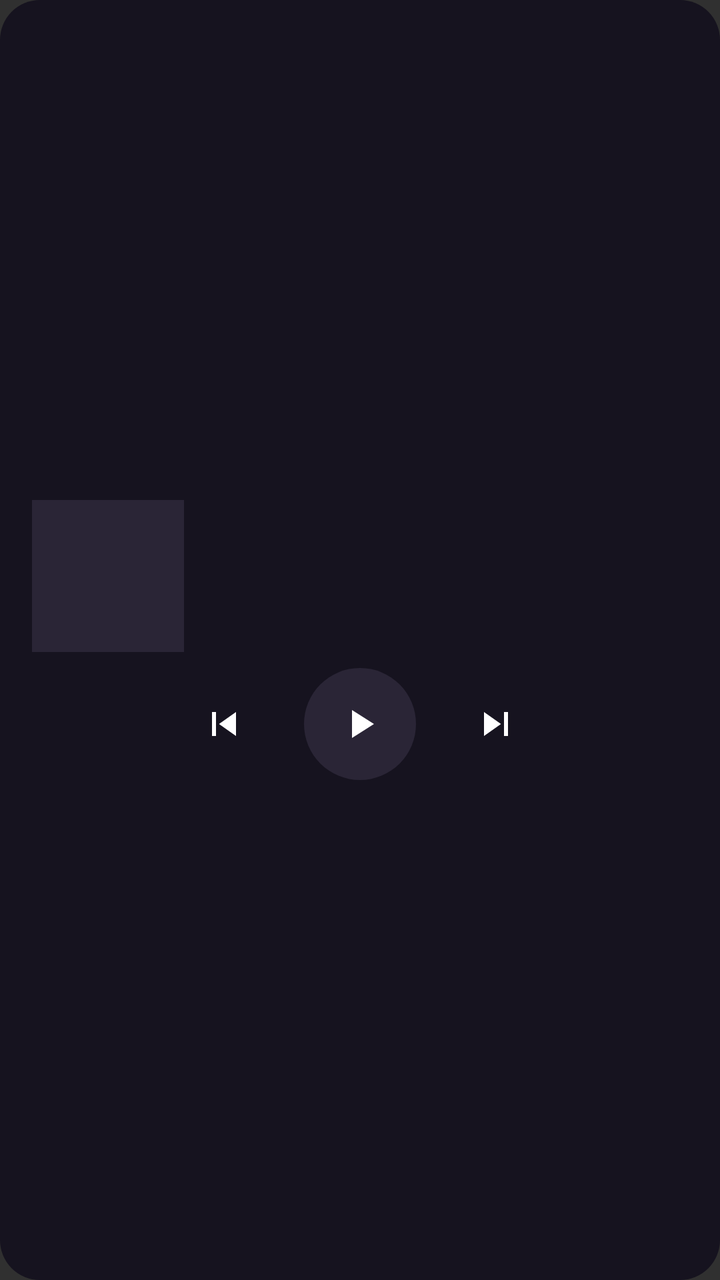
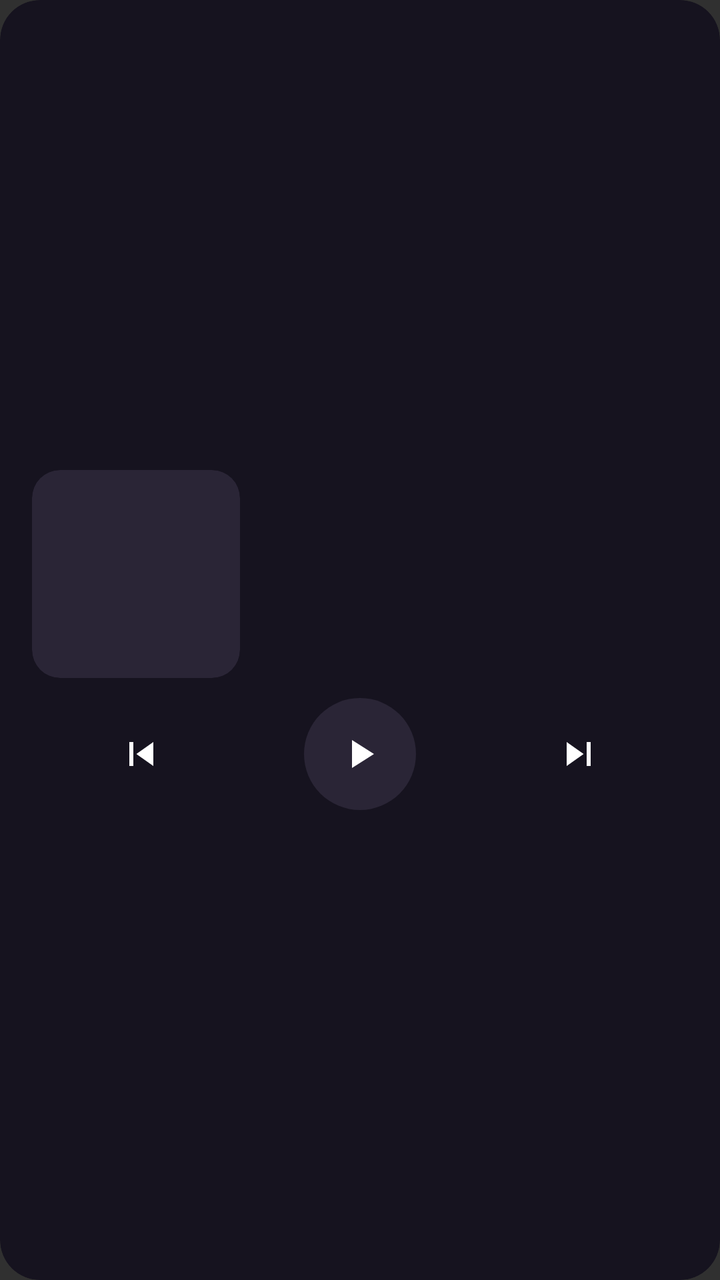

Two renders of the same Android screen: before a commit and after it. Below are the layout's source before the change and the commit's diff.
<!-- AndroidManifest.xml: application theme Theme.Wavdrop -->
<!-- res/layout/wavdrop_widget_tall.xml -->
<?xml version="1.0" encoding="utf-8"?>
<FrameLayout xmlns:android="http://schemas.android.com/apk/res/android"
    android:id="@+id/widget_body"
    android:layout_width="match_parent"
    android:layout_height="match_parent"
    android:background="@drawable/wavdrop_widget_loading_background"
    android:clickable="true"
    android:focusable="true">

    
    <ImageView
        android:id="@+id/widget_background"
        android:layout_width="match_parent"
        android:layout_height="match_parent"
        android:scaleType="centerCrop"
        android:visibility="gone"
        android:contentDescription="@null" />

    
    <TextView
        android:id="@+id/widget_scrim"
        android:layout_width="match_parent"
        android:layout_height="match_parent"
        android:background="#CC16131F"
        android:visibility="gone" />

    
    <LinearLayout
        android:layout_width="match_parent"
        android:layout_height="match_parent"
        android:orientation="vertical"
        android:gravity="center_vertical"
        android:paddingStart="16dp"
        android:paddingEnd="16dp"
        android:paddingTop="14dp"
        android:paddingBottom="14dp">

        
        <LinearLayout
            android:layout_width="match_parent"
            android:layout_height="wrap_content"
            android:orientation="horizontal"
            android:gravity="center_vertical">

            <ImageView
                android:id="@+id/widget_artwork"
                android:layout_width="76dp"
                android:layout_height="76dp"
                android:scaleType="centerCrop"
                android:background="#FF2A2536"
                android:contentDescription="@string/widget_artwork_desc" />

            <LinearLayout
                android:layout_width="0dp"
                android:layout_height="wrap_content"
                android:layout_weight="1"
                android:orientation="vertical"
                android:layout_marginStart="14dp">

                <TextView
                    android:id="@+id/widget_title"
                    android:layout_width="match_parent"
                    android:layout_height="wrap_content"
                    android:textColor="#EDEAF4"
                    android:textSize="16sp"
                    android:textStyle="bold"
                    android:maxLines="2"
                    android:ellipsize="end" />

                <TextView
                    android:id="@+id/widget_artist"
                    android:layout_width="match_parent"
                    android:layout_height="wrap_content"
                    android:layout_marginTop="3dp"
                    android:textColor="#A9A3B8"
                    android:textSize="13sp"
                    android:maxLines="1"
                    android:ellipsize="end" />

            </LinearLayout>

        </LinearLayout>

        
        <LinearLayout
            android:layout_width="match_parent"
            android:layout_height="wrap_content"
            android:orientation="horizontal"
            android:gravity="center"
            android:layout_marginTop="8dp">

            
            <ImageButton
                android:id="@+id/widget_previous"
                android:layout_width="48dp"
                android:layout_height="48dp"
                android:src="@drawable/widget_ic_skip_previous"
                android:background="@android:color/transparent"
                android:padding="12dp"
                android:contentDescription="@string/widget_prev_desc" />

            
            <ImageButton
                android:id="@+id/widget_play_pause"
                android:layout_width="56dp"
                android:layout_height="56dp"
                android:layout_marginStart="16dp"
                android:src="@drawable/widget_ic_play"
                android:background="@drawable/widget_btn_idle_bg"
                android:padding="14dp"
                android:contentDescription="@string/widget_play_pause_desc" />

            
            <ImageButton
                android:id="@+id/widget_next"
                android:layout_width="48dp"
                android:layout_height="48dp"
                android:layout_marginStart="16dp"
                android:src="@drawable/widget_ic_skip_next"
                android:background="@android:color/transparent"
                android:padding="12dp"
                android:contentDescription="@string/widget_next_desc" />

        </LinearLayout>

    </LinearLayout>

</FrameLayout>
<!-- resources referenced by this layout -->
<resources>
  <!-- drawable wavdrop_widget_loading_background (drawable) -->
  <?xml version="1.0" encoding="utf-8"?>
  <shape xmlns:android="http://schemas.android.com/apk/res/android"
      android:shape="rectangle">
      <solid android:color="#FF16131F" />
      <corners android:radius="20dp" />
  </shape>
  <!-- drawable widget_btn_idle_bg (drawable) -->
  <?xml version="1.0" encoding="utf-8"?>
  <shape xmlns:android="http://schemas.android.com/apk/res/android"
      android:shape="oval">
      <solid android:color="#FF2A2536" />
  </shape>
  <!-- drawable widget_ic_play (drawable) -->
  <?xml version="1.0" encoding="utf-8"?>
  <vector xmlns:android="http://schemas.android.com/apk/res/android"
      android:width="24dp"
      android:height="24dp"
      android:viewportWidth="24"
      android:viewportHeight="24">
      <path
          android:fillColor="#FFFFFFFF"
          android:pathData="M8,5v14l11,-7z" />
  </vector>
  <!-- drawable widget_ic_skip_next (drawable) -->
  <?xml version="1.0" encoding="utf-8"?>
  <vector xmlns:android="http://schemas.android.com/apk/res/android"
      android:width="24dp"
      android:height="24dp"
      android:viewportWidth="24"
      android:viewportHeight="24">
      <path
          android:fillColor="#FFFFFFFF"
          android:pathData="M6,18l8.5,-6L6,6v12zM16,6v12h2L18,6h-2z" />
  </vector>
  <!-- drawable widget_ic_skip_previous (drawable) -->
  <?xml version="1.0" encoding="utf-8"?>
  <vector xmlns:android="http://schemas.android.com/apk/res/android"
      android:width="24dp"
      android:height="24dp"
      android:viewportWidth="24"
      android:viewportHeight="24">
      <path
          android:fillColor="#FFFFFFFF"
          android:pathData="M6,6h2v12L6,18zM9.5,12l8.5,6L18,6z" />
  </vector>
  <string name="widget_artwork_desc">Album artwork</string>
  <string name="widget_next_desc">Next</string>
  <string name="widget_play_pause_desc">Play or pause</string>
  <string name="widget_prev_desc">Previous</string>
  <style name="Theme.Wavdrop" parent="@android:style/Theme.Material.NoActionBar" />
</resources>

<!-- the commit's change to res/layout/wavdrop_widget_tall.xml (unified diff, before → after) -->
@@ -4,10 +4,10 @@
     android:layout_width="match_parent"
     android:layout_height="match_parent"
     android:background="@drawable/wavdrop_widget_loading_background"
+    android:clipToOutline="true"
     android:clickable="true"
     android:focusable="true">
 
-    
     <ImageView
         android:id="@+id/widget_background"
         android:layout_width="match_parent"
@@ -16,15 +16,13 @@
         android:visibility="gone"
         android:contentDescription="@null" />
 
-    
     <TextView
         android:id="@+id/widget_scrim"
         android:layout_width="match_parent"
         android:layout_height="match_parent"
-        android:background="#CC16131F"
+        android:background="#D916131F"
         android:visibility="gone" />
 
-    
     <LinearLayout
         android:layout_width="match_parent"
         android:layout_height="match_parent"
@@ -32,37 +30,38 @@
         android:gravity="center_vertical"
         android:paddingStart="16dp"
         android:paddingEnd="16dp"
-        android:paddingTop="14dp"
-        android:paddingBottom="14dp">
+        android:paddingTop="12dp"
+        android:paddingBottom="12dp">
 
-        
         <LinearLayout
             android:layout_width="match_parent"
-            android:layout_height="wrap_content"
+            android:layout_height="104dp"
             android:orientation="horizontal"
             android:gravity="center_vertical">
 
             <ImageView
                 android:id="@+id/widget_artwork"
-                android:layout_width="76dp"
-                android:layout_height="76dp"
+                android:layout_width="104dp"
+                android:layout_height="104dp"
                 android:scaleType="centerCrop"
-                android:background="#FF2A2536"
+                android:background="@drawable/widget_artwork_bg"
+                android:clipToOutline="true"
                 android:contentDescription="@string/widget_artwork_desc" />
 
             <LinearLayout
                 android:layout_width="0dp"
-                android:layout_height="wrap_content"
+                android:layout_height="match_parent"
                 android:layout_weight="1"
                 android:orientation="vertical"
+                android:gravity="center_vertical"
                 android:layout_marginStart="14dp">
 
                 <TextView
                     android:id="@+id/widget_title"
                     android:layout_width="match_parent"
                     android:layout_height="wrap_content"
-                    android:textColor="#EDEAF4"
-                    android:textSize="16sp"
+                    android:textColor="#F2EFF8"
+                    android:textSize="17sp"
                     android:textStyle="bold"
                     android:maxLines="2"
                     android:ellipsize="end" />
@@ -72,8 +71,8 @@
                     android:layout_width="match_parent"
                     android:layout_height="wrap_content"
                     android:layout_marginTop="3dp"
-                    android:textColor="#A9A3B8"
-                    android:textSize="13sp"
+                    android:textColor="#B5AFC6"
+                    android:textSize="14sp"
                     android:maxLines="1"
                     android:ellipsize="end" />
 
@@ -81,45 +80,57 @@
 
         </LinearLayout>
 
-        
         <LinearLayout
             android:layout_width="match_parent"
             android:layout_height="wrap_content"
             android:orientation="horizontal"
-            android:gravity="center"
-            android:layout_marginTop="8dp">
+            android:gravity="center_vertical"
+            android:layout_marginTop="10dp">
 
-            
-            <ImageButton
-                android:id="@+id/widget_previous"
-                android:layout_width="48dp"
-                android:layout_height="48dp"
-                android:src="@drawable/widget_ic_skip_previous"
-                android:background="@android:color/transparent"
-                android:padding="12dp"
-                android:contentDescription="@string/widget_prev_desc" />
+            <FrameLayout
+                android:layout_width="0dp"
+                android:layout_height="wrap_content"
+                android:layout_weight="1">
+                <ImageButton
+                    android:id="@+id/widget_previous"
+                    android:layout_width="48dp"
+                    android:layout_height="48dp"
+                    android:layout_gravity="center"
+                    android:src="@drawable/widget_ic_skip_previous"
+                    android:background="@android:color/transparent"
+                    android:padding="12dp"
+                    android:contentDescription="@string/widget_prev_desc" />
+            </FrameLayout>
 
-            
-            <ImageButton
-                android:id="@+id/widget_play_pause"
-                android:layout_width="56dp"
-                android:layout_height="56dp"
-                android:layout_marginStart="16dp"
-                android:src="@drawable/widget_ic_play"
-                android:background="@drawable/widget_btn_idle_bg"
-                android:padding="14dp"
-                android:contentDescription="@string/widget_play_pause_desc" />
+            <FrameLayout
+                android:layout_width="0dp"
+                android:layout_height="wrap_content"
+                android:layout_weight="1">
+                <ImageButton
+                    android:id="@+id/widget_play_pause"
+                    android:layout_width="56dp"
+                    android:layout_height="56dp"
+                    android:layout_gravity="center"
+                    android:src="@drawable/widget_ic_play"
+                    android:background="@drawable/widget_btn_idle_bg"
+                    android:padding="14dp"
+                    android:contentDescription="@string/widget_play_pause_desc" />
+            </FrameLayout>
 
-            
-            <ImageButton
-                android:id="@+id/widget_next"
-                android:layout_width="48dp"
-                android:layout_height="48dp"
-                android:layout_marginStart="16dp"
-                android:src="@drawable/widget_ic_skip_next"
-                android:background="@android:color/transparent"
-                android:padding="12dp"
-                android:contentDescription="@string/widget_next_desc" />
+            <FrameLayout
+                android:layout_width="0dp"
+                android:layout_height="wrap_content"
+                android:layout_weight="1">
+                <ImageButton
+                    android:id="@+id/widget_next"
+                    android:layout_width="48dp"
+                    android:layout_height="48dp"
+                    android:layout_gravity="center"
+                    android:src="@drawable/widget_ic_skip_next"
+                    android:background="@android:color/transparent"
+                    android:padding="12dp"
+                    android:contentDescription="@string/widget_next_desc" />
+            </FrameLayout>
 
         </LinearLayout>
 
<!-- resource entries referenced after the edit -->
@@ -6,6 +6,13 @@
       android:shape="rectangle">
       <solid android:color="#FF16131F" />
       <corners android:radius="20dp" />
+  </shape>
+  <!-- drawable widget_artwork_bg (drawable) -->
+  <?xml version="1.0" encoding="utf-8"?>
+  <shape xmlns:android="http://schemas.android.com/apk/res/android"
+      android:shape="rectangle">
+      <solid android:color="#FF2A2536" />
+      <corners android:radius="14dp" />
   </shape>
   <!-- drawable widget_btn_idle_bg (drawable) -->
   <?xml version="1.0" encoding="utf-8"?>
